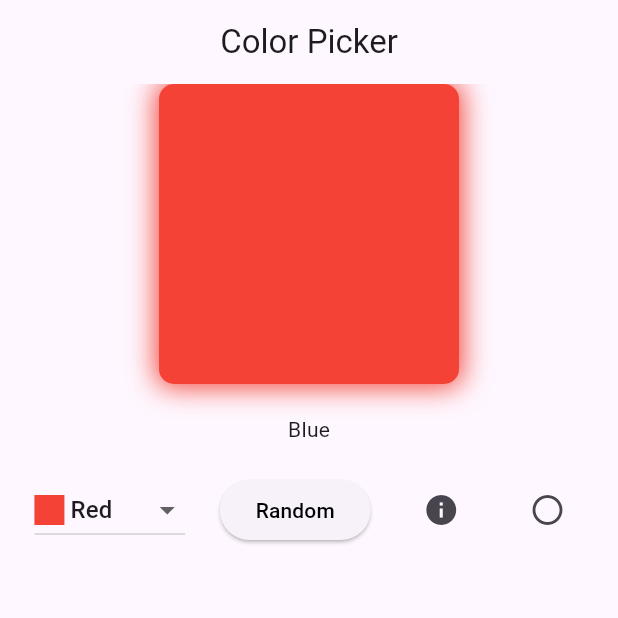
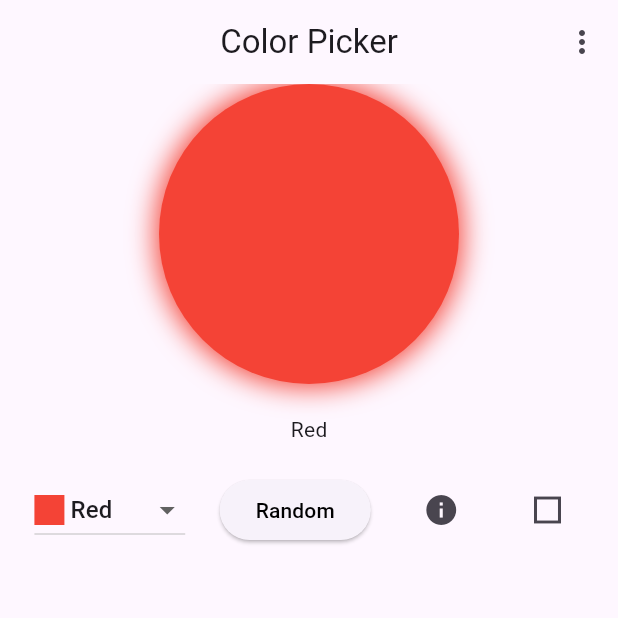
Before and after one commit to sevvalyil/color_picker_app, a Flutter app: the screen it shows after launch, after a tap on "Random", after a tap on the "circle" icon, on a phone screen of 412 x 824 dp, the top half of it. Run offline on Flutter 3.47's test engine with Material 3 defaults, Android fonts, the phone set to English and light mode, and no system bars; our stand-ins replace fluttertoast.

Commit message:
Refactor color picker and add fluttertoast support
Moved the color picker page to its own file and enhanced it with new features: showing color code via toast, toggling container shape, and hiding/showing color name. Updated iOS configs to support CocoaPods and added fluttertoast dependency for toast notifications.

```diff
--- a/lib/main.dart
+++ b/lib/main.dart
@@ -1,6 +1,8 @@
-import 'dart:math';
 
+
+import 'package:color_picker_app/pages/color_picker_page.dart';
 import 'package:flutter/material.dart';
+
 
 void main() {
   runApp(const MyApp());
@@ -17,105 +19,3 @@ class MyApp extends StatelessWidget {
     );
   }
 }
-
-
-class colorPickerPage extends StatefulWidget {
-  const colorPickerPage({super.key});
-
-  @override
-  State<colorPickerPage> createState() => _colorPickerPageState();
-}
-
-// Asıl sınıf burda başlıyor
-class _colorPickerPageState extends State<colorPickerPage> {
-  void _randomColorSelect() {
-    final color = colors.keys.toList();
-    final randomColor = color[Random().nextInt(colors.length)];
-    setState(() {
-      selectedColor = randomColor;
-    });
-  }
-
-  void _showColorCode() {
-
-  }
-
-  Color selectedColor = Colors.blue;
-
-  final Map<Color,String> colors = {
-    Colors.red : "Red", // bu bir entrydir. key + value dan oluşur
-    Colors.black: "Black",
-    Colors.blue : "Blue",
-    Colors.pink : "Pink",
-    Colors.yellow : "Yellow",
-    Colors.green : "Green",
-    Colors.brown : "Brown",
-    Colors.purple : "Purple",
-    Colors.grey : "Grey",
-    Colors.orange:"Orange"
-  };
-  @override
-  Widget build(BuildContext context) {
-    return  Scaffold(
-      appBar: AppBar(
-        title: Text("Color Picker"),
-        centerTitle: true,
-      ),
-      body: Center(child: Column(
-        children: [
-            Container(
-              width: 200,
-              height: 200,
-              decoration: BoxDecoration(
-                color: selectedColor,
-                borderRadius: BorderRadius.circular(10),
-                boxShadow: [
-                  BoxShadow(
-                     color: selectedColor.withOpacity(1),
-                    blurRadius: 15,
-                    spreadRadius: 2
-                  )
-                ]
-              ),
-            ),
-          SizedBox(height: 20,),
-          Text("Blue"),
-          SizedBox(height: 20,),
-          Row(
-            mainAxisAlignment: MainAxisAlignment.spaceEvenly ,
-            children: [
-              DropdownButton<Color>(
-                value: selectedColor,
-                items: colors.entries.map((entry){
-                return DropdownMenuItem(
-                    value: entry.key,
-                    child: Row(
-                  children: [
-                    Container(
-                      width: 20,
-                      height: 20,
-                      color: entry.key,
-                    ),
-                    SizedBox(width: 4,),
-                    Text(entry.value),
-                  ],
-                )
-                );
-              }).toList(), onChanged: (value){
-                setState(() {
-                  selectedColor = value!;
-                });
-              },),
-              ElevatedButton(onPressed: _randomColorSelect, child: Text("Random",style: TextStyle(color: Colors.black))),
-              IconButton(onPressed: _showColorCode, icon: Icon(Icons.info)),
-              IconButton(onPressed: (){}, icon: Icon(Icons.circle_outlined)),
-
-            ],
-          )
-        ],
-      ),),
-    );
-  }
-
-
-}
--- /dev/null
+++ b/lib/pages/color_picker_page.dart
@@ -0,0 +1,149 @@
+import 'dart:math';
+
+import 'package:flutter/material.dart';
+import 'package:fluttertoast/fluttertoast.dart';
+
+class colorPickerPage extends StatefulWidget {
+  const colorPickerPage({super.key});
+
+  @override
+  State<colorPickerPage> createState() => _colorPickerPageState();
+}
+
+// Asıl sınıf burda başlıyor
+class _colorPickerPageState extends State<colorPickerPage> {
+  Color selectedColor = Colors.blue;
+  bool isCircular = false;
+  bool isShowColorName = true ;
+
+  void _randomColorSelect() {
+    final color = colors.keys.toList();
+    final randomColor = color[Random().nextInt(colors.length)];
+    setState(() {
+      selectedColor = randomColor;
+    });
+  }
+
+  void _showColorCode() {
+    Fluttertoast.showToast(
+        msg: "RGB : (${selectedColor.red},${selectedColor.green},${selectedColor.blue})",
+        toastLength: Toast.LENGTH_LONG,
+        gravity: ToastGravity.BOTTOM,
+        timeInSecForIosWeb: 1,
+        backgroundColor: selectedColor,
+        textColor: Colors.white,
+        fontSize: 24.0
+    );
+  }
+
+  void _changeContainerShape(){
+    setState(() { // ekrana yansıması için
+      isCircular = !isCircular;  // çemberse kare yapacak , kareyse çember yapacak
+    });
+  }
+
+
+  final Map<Color,String> colors = {
+    Colors.red : "Red", // bu bir entrydir. key + value dan oluşur
+    Colors.black: "Black",
+    Colors.blue : "Blue",
+    Colors.pink : "Pink",
+    Colors.yellow : "Yellow",
+    Colors.green : "Green",
+    Colors.brown : "Brown",
+    Colors.purple : "Purple",
+    Colors.grey : "Grey",
+    Colors.orange:"Orange"
+  };
+  @override
+  Widget build(BuildContext context) {
+    return  Scaffold(
+      appBar: AppBar(
+        title: Text("Color Picker"),
+        centerTitle: true,
+        actions: [
+          PopupMenuButton<String>(
+            onSelected: (value){
+              setState(() {
+                isShowColorName = !isShowColorName;
+              });
+            },
+            itemBuilder:(context){
+              return [PopupMenuItem(
+                value: "a",
+                child:Row(
+                  children: [
+                    Icon(
+                      isShowColorName ? Icons.visibility_off : Icons.visibility,
+                      size: 20,
+                      color: Colors.black54,
+                    ),
+                    SizedBox(width: 8,),
+                    Text(isShowColorName ? "Hide color name" : "Show color name"),
+                  ],
+                ) ,
+              )];
+            },
+            icon: Icon(Icons.more_vert),)
+        ],
+      ),
+      body: Center(child: Column(
+        children: [
+          Container(
+            width: 200,
+            height: 200,
+            decoration: BoxDecoration(
+                color: selectedColor,
+                borderRadius: BorderRadius.circular(isCircular ? 100 : 10),
+                boxShadow: [
+                  BoxShadow(
+                      color: selectedColor.withOpacity(1),
+                      blurRadius: 15,
+                      spreadRadius: 2
+                  )
+                ]
+            ),
+          ),
+          SizedBox(height: 20,),
+          isShowColorName ? Text(colors[selectedColor] ?? "Selected Color") : SizedBox(),
+          SizedBox(height: 20,),
+          Row(
+            mainAxisAlignment: MainAxisAlignment.spaceEvenly ,
+            children: [
+              DropdownButton<Color>(
+                value: selectedColor,
+                items: colors.entries.map((entry){
+                  return DropdownMenuItem(
+                      value: entry.key,
+                      child: Row(
+                        children: [
+                          Container(
+                            width: 20,
+                            height: 20,
+                            color: entry.key,
+                          ),
+                          SizedBox(width: 4,),
+                          Text(entry.value),
+                        ],
+                      )
+                  );
+                }).toList(), onChanged: (value){
+                setState(() {
+                  selectedColor = value!;
+                });
+              },),
+              ElevatedButton(onPressed: _randomColorSelect, child: Text("Random",style: TextStyle(color: Colors.black))),
+              IconButton(onPressed: _showColorCode, icon: Icon(Icons.info)),
+              IconButton(onPressed: (){
+                _changeContainerShape();},
+                  icon: Icon(isCircular ? Icons.square_outlined : Icons.circle_outlined)),
+
+            ],
+          )
+        ],
+      ),),
+    );
+  }
+
+
+}
--- a/pubspec.yaml
+++ b/pubspec.yaml
@@ -35,6 +35,7 @@ dependencies:
   # The following adds the Cupertino Icons font to your application.
   # Use with the CupertinoIcons class for iOS style icons.
   cupertino_icons: ^1.0.6
+  fluttertoast: ^8.2.8
 
 dev_dependencies:
   flutter_test:
```
Also changed, not shown: pubspec.lock, 3 other files.
